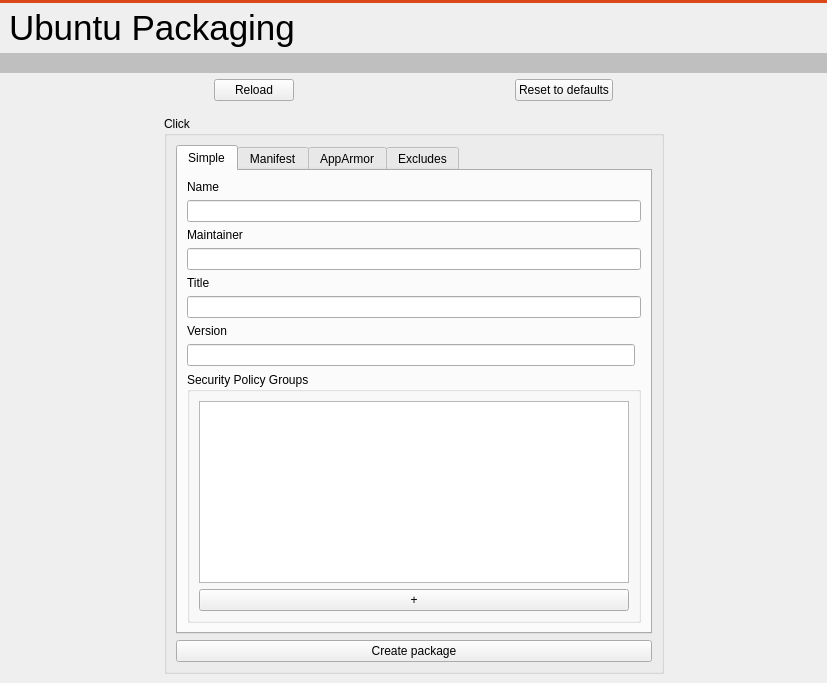
Above: src/ubuntu/ubuntupackagingwidget.ui from runelabs/qtcreator-plugin-ubuntu before the change. Below: the same form after it.
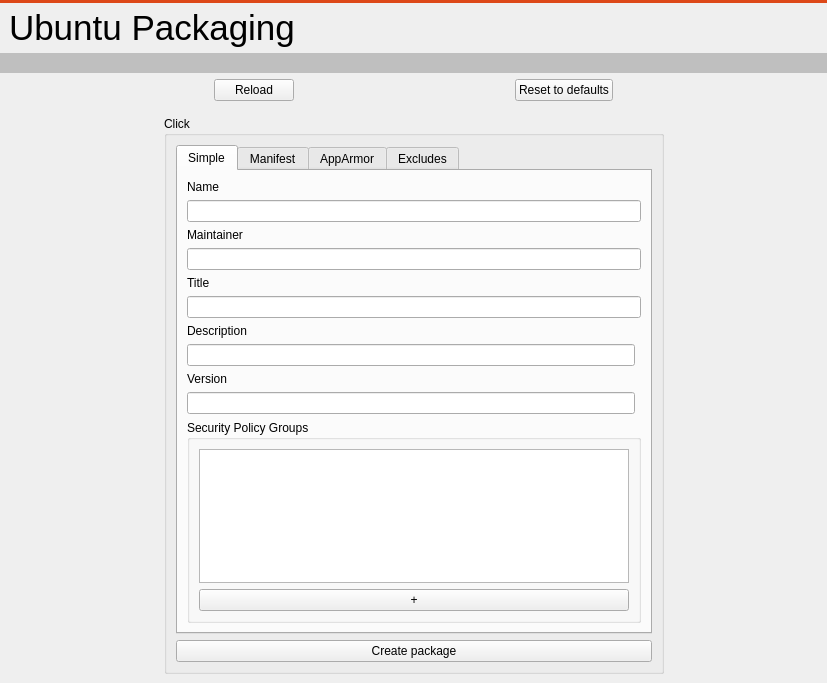
That is the form after the change. The open tabs and pages were chosen to show the change.

```diff
--- a/src/ubuntu/ubuntupackagingwidget.ui
+++ b/src/ubuntu/ubuntupackagingwidget.ui
@@ -250,6 +250,9 @@
                     <string>Simple</string>
                    </attribute>
                    <layout class="QGridLayout" name="gridLayout_2">
+                    <item row="8" column="0">
+                     <widget class="QLineEdit" name="lineEdit_description"/>
+                    </item>
                     <item row="1" column="0">
                      <widget class="QLabel" name="label">
                       <property name="text">
@@ -264,6 +267,13 @@
                       </property>
                      </widget>
                     </item>
+                    <item row="5" column="0">
+                     <widget class="QLabel" name="label_4">
+                      <property name="text">
+                       <string>Title</string>
+                      </property>
+                     </widget>
+                    </item>
                     <item row="3" column="0">
                      <widget class="QLabel" name="label_3">
                       <property name="text">
@@ -278,13 +288,6 @@
                       </property>
                      </widget>
                     </item>
-                    <item row="5" column="0">
-                     <widget class="QLabel" name="label_4">
-                      <property name="text">
-                       <string>Title</string>
-                      </property>
-                     </widget>
-                    </item>
                     <item row="6" column="0" colspan="2">
                      <widget class="QLineEdit" name="lineEdit_title">
                       <property name="text">
@@ -292,7 +295,17 @@
                       </property>
                      </widget>
                     </item>
-                    <item row="9" column="0" colspan="2">
+                    <item row="10" column="0">
+                     <widget class="QLineEdit" name="lineEdit_version"/>
+                    </item>
+                    <item row="9" column="0">
+                     <widget class="QLabel" name="label_6">
+                      <property name="text">
+                       <string>Version</string>
+                      </property>
+                     </widget>
+                    </item>
+                    <item row="11" column="0" colspan="2">
                      <widget class="QGroupBox" name="groupBox_2">
                       <property name="title">
                        <string>Security Policy Groups</string>
@@ -319,13 +332,10 @@
                       </layout>
                      </widget>
                     </item>
-                    <item row="8" column="0">
-                     <widget class="QLineEdit" name="lineEdit_version"/>
-                    </item>
                     <item row="7" column="0">
-                     <widget class="QLabel" name="label_6">
+                     <widget class="QLabel" name="label_7">
                       <property name="text">
-                       <string>Version</string>
+                       <string>Description</string>
                       </property>
                      </widget>
                     </item>
```
